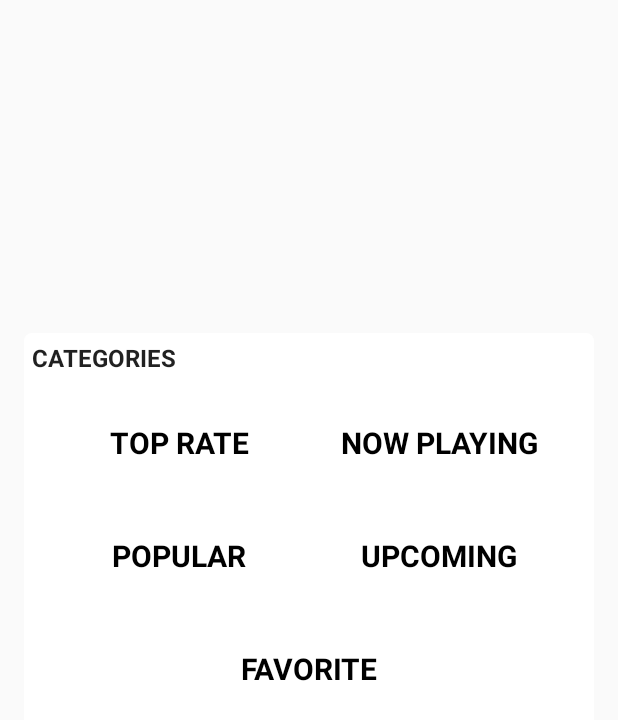
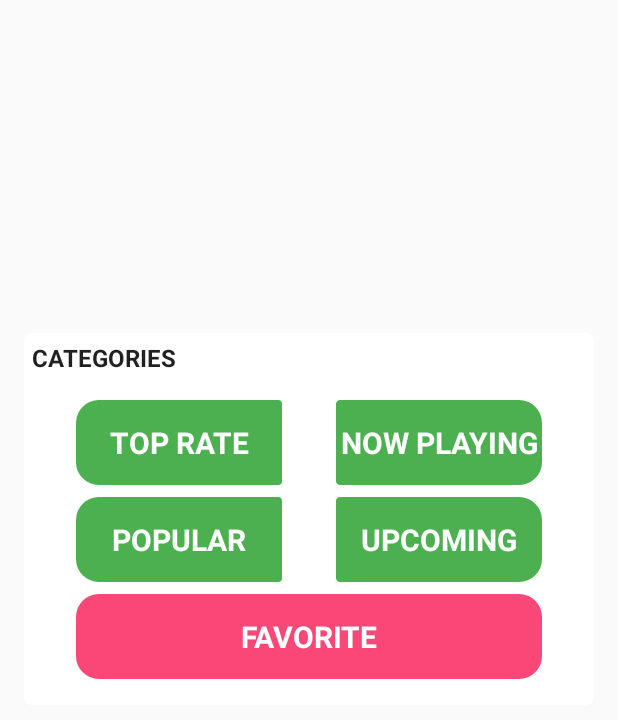
Before and after one commit to awesome-academy/MovieDB_29, an Android app: the layout fragment_top.xml on its own in the app's theme, with its tools: preview values and no code run, on a phone screen of 412 x 824 dp. Shown: the top 720 px of the screen. Run offline under Robolectric (Android 15) with nearby library versions, the phone set to English and light mode, and no system bars.

```diff
--- a/app/src/main/java/com/framgia/vhlee/themoviedb/ui/category/CategoryActivity.java
+++ b/app/src/main/java/com/framgia/vhlee/themoviedb/ui/category/CategoryActivity.java
@@ -79,4 +79,9 @@ public class CategoryActivity extends AppCompatActivity
     public void onMovieClick(Movie movie) {
         startDetailActivity(movie);
     }
+
+    @Override
+    public void onDeleteClick(Movie movie, int position) {
+
+    }
 }
--- a/app/src/main/java/com/framgia/vhlee/themoviedb/ui/home/BottomFragment.java
+++ b/app/src/main/java/com/framgia/vhlee/themoviedb/ui/home/BottomFragment.java
@@ -72,4 +72,9 @@ public class BottomFragment extends Fragment implements HomeNavigator, MovieAdap
     public void onMovieClick(Movie movie) {
         startDetailActivity(movie);
     }
+
+    @Override
+    public void onDeleteClick(Movie movie, int position) {
+        //TODO ignore on this fragment
+    }
 }
--- /dev/null
+++ b/app/src/main/res/drawable/background_large_card.xml
@@ -0,0 +1,8 @@
+<?xml version="1.0" encoding="utf-8"?>
+<shape xmlns:android="http://schemas.android.com/apk/res/android">
+    <solid android:color="@color/color_light_red" />
+    <stroke
+        android:width="@dimen/dp_1"
+        android:color="@color/color_primary" />
+    <corners android:radius="@dimen/dp_16" />
+</shape>
--- /dev/null
+++ b/app/src/main/res/drawable/background_small_card_left.xml
@@ -0,0 +1,11 @@
+<?xml version="1.0" encoding="utf-8"?>
+<shape xmlns:android="http://schemas.android.com/apk/res/android">
+    <solid android:color="@color/color_accent" />
+    <stroke
+        android:width="@dimen/dp_1" android:color="@color/color_primary"/>
+    <corners
+        android:bottomLeftRadius="@dimen/dp_16"
+        android:bottomRightRadius="@dimen/dp_3"
+        android:topLeftRadius="@dimen/dp_16"
+        android:topRightRadius="@dimen/dp_3" />
+</shape>
--- /dev/null
+++ b/app/src/main/res/drawable/background_small_card_right.xml
@@ -0,0 +1,11 @@
+<?xml version="1.0" encoding="utf-8"?>
+<shape xmlns:android="http://schemas.android.com/apk/res/android">
+    <solid android:color="@color/color_accent" />
+    <stroke
+        android:width="@dimen/dp_1" android:color="@color/color_primary"/>
+    <corners
+        android:bottomLeftRadius="@dimen/dp_3"
+        android:bottomRightRadius="@dimen/dp_16"
+        android:topLeftRadius="@dimen/dp_3"
+        android:topRightRadius="@dimen/dp_16" />
+</shape>
--- /dev/null
+++ b/app/src/main/res/drawable/large_card_pressed.xml
@@ -0,0 +1,10 @@
+<?xml version="1.0" encoding="utf-8"?>
+<ripple xmlns:android="http://schemas.android.com/apk/res/android"
+    android:color="@android:color/white">
+    <item
+        android:id="@android:id/mask"
+        android:drawable="@drawable/background_large_card" />
+    <item
+        android:id="@android:id/background"
+        android:drawable="@drawable/background_large_card" />
+</ripple>
--- /dev/null
+++ b/app/src/main/res/drawable/small_card_left_pressed.xml
@@ -0,0 +1,10 @@
+<?xml version="1.0" encoding="utf-8"?>
+<ripple xmlns:android="http://schemas.android.com/apk/res/android"
+    android:color="@android:color/white">
+    <item
+        android:id="@android:id/mask"
+        android:drawable="@drawable/background_small_card_left" />
+    <item
+        android:id="@android:id/background"
+        android:drawable="@drawable/background_small_card_left" />
+</ripple>
--- /dev/null
+++ b/app/src/main/res/drawable/small_card_right_pressed.xml
@@ -0,0 +1,10 @@
+<?xml version="1.0" encoding="utf-8"?>
+<ripple xmlns:android="http://schemas.android.com/apk/res/android"
+    android:color="@android:color/white">
+    <item
+        android:id="@android:id/mask"
+        android:drawable="@drawable/background_small_card_right" />
+    <item
+        android:id="@android:id/background"
+        android:drawable="@drawable/background_small_card_right" />
+</ripple>
--- a/app/src/main/res/layout/fragment_top.xml
+++ b/app/src/main/res/layout/fragment_top.xml
@@ -56,6 +56,7 @@
         <ImageView
             android:layout_width="0dp"
             android:layout_height="0dp"
+            android:background="@drawable/small_card_left_pressed"
             android:onClick="@{(view) -> homeVM.onCategoryClick(view, GenresKey.TOP_RATED, false)}"
             android:scaleType="centerCrop"
             app:layout_constraintBottom_toBottomOf="@id/text_top_rate"
@@ -69,6 +70,7 @@
             android:layout_marginTop="@dimen/dp_16"
             android:layout_marginBottom="@dimen/dp_16"
             android:text="@string/title_top_rate"
+            android:textColor="@android:color/white"
             app:layout_constraintEnd_toStartOf="@id/text_now_playing"
             app:layout_constraintStart_toStartOf="@id/view_categories"
             app:layout_constraintTop_toBottomOf="@id/text_categories" />
@@ -76,6 +78,7 @@
         <ImageView
             android:layout_width="0dp"
             android:layout_height="0dp"
+            android:background="@drawable/small_card_right_pressed"
             android:onClick="@{(view) -> homeVM.onCategoryClick(view, GenresKey.NOW_PLAYING, false)}"
             android:scaleType="centerCrop"
             app:layout_constraintBottom_toBottomOf="@id/text_now_playing"
@@ -86,7 +89,10 @@
         <TextView
             android:id="@+id/text_now_playing"
             style="@style/TextCardView"
+            android:paddingStart="@dimen/dp_3"
+            android:paddingEnd="@dimen/dp_3"
             android:text="@string/title_now_playing"
+            android:textColor="@android:color/white"
             app:layout_constraintBottom_toBottomOf="@id/text_top_rate"
             app:layout_constraintEnd_toEndOf="@id/view_categories"
             app:layout_constraintStart_toEndOf="@id/text_top_rate"
@@ -95,6 +101,7 @@
         <ImageView
             android:layout_width="0dp"
             android:layout_height="0dp"
+            android:background="@drawable/small_card_left_pressed"
             android:onClick="@{(view) -> homeVM.onCategoryClick(view, GenresKey.POPULAR, false)}"
             android:scaleType="centerCrop"
             app:layout_constraintBottom_toBottomOf="@id/text_popular"
@@ -105,9 +112,9 @@
         <TextView
             android:id="@+id/text_popular"
             style="@style/TextCardView"
-            android:layout_marginTop="@dimen/dp_16"
-            android:layout_marginBottom="@dimen/dp_16"
+            android:layout_marginTop="@dimen/dp_5"
             android:text="@string/title_popular"
+            android:textColor="@android:color/white"
             app:layout_constraintEnd_toEndOf="@id/text_top_rate"
             app:layout_constraintStart_toStartOf="@id/text_top_rate"
             app:layout_constraintTop_toBottomOf="@id/text_top_rate" />
@@ -115,6 +122,7 @@
         <ImageView
             android:layout_width="0dp"
             android:layout_height="0dp"
+            android:background="@drawable/small_card_right_pressed"
             android:onClick="@{(view) -> homeVM.onCategoryClick(view, GenresKey.UPCOMING, false)}"
             android:scaleType="centerCrop"
             app:layout_constraintBottom_toBottomOf="@id/text_upcoming"
@@ -126,6 +134,7 @@
             android:id="@+id/text_upcoming"
             style="@style/TextCardView"
             android:text="@string/title_upcoming"
+            android:textColor="@android:color/white"
             app:layout_constraintBottom_toBottomOf="@id/text_popular"
             app:layout_constraintEnd_toEndOf="@id/text_now_playing"
             app:layout_constraintStart_toStartOf="@id/text_now_playing"
@@ -134,7 +143,8 @@
         <ImageView
             android:layout_width="0dp"
             android:layout_height="0dp"
-            android:onClick="@{(view) -> homeVM.onCategoryClick(view, GenresKey.UPCOMING, false)}"
+            android:background="@drawable/large_card_pressed"
+            android:onClick="@{(view) -> homeVM.onFavoriteClick(view)}"
             android:scaleType="centerCrop"
             app:layout_constraintBottom_toBottomOf="@id/text_favorite"
             app:layout_constraintEnd_toEndOf="@id/text_upcoming"
@@ -144,10 +154,10 @@
         <TextView
             android:id="@+id/text_favorite"
             style="@style/TextCardView"
-            android:layout_marginTop="@dimen/dp_16"
+            android:layout_marginTop="@dimen/dp_5"
             android:layout_marginBottom="@dimen/dp_16"
-            android:onClick="@{(view) -> homeVM.onFavoriteClick(view)}"
             android:text="@string/title_favorite"
+            android:textColor="@android:color/white"
             app:layout_constraintBottom_toBottomOf="@id/view_categories"
             app:layout_constraintEnd_toEndOf="@id/text_upcoming"
             app:layout_constraintStart_toStartOf="@id/text_popular"
--- a/app/src/main/res/values/colors.xml
+++ b/app/src/main/res/values/colors.xml
@@ -4,5 +4,6 @@
     <color name="color_primary_dark">#000000</color>
     <color name="color_accent">#4caf50</color>
     <color name="color_black_transparent">#32000000</color>
-    <color name="color_light_grey">#CCCCCC</color>
+    <color name="color_light_grey">#bdbdbd</color>
+    <color name="color_light_red">#f94877</color>
 </resources>
```
Also changed, not shown: app/src/main/java/com/framgia/vhlee/themoviedb/ui/adapter/MovieAdapter.java (+28 -3 lines), app/src/main/java/com/framgia/vhlee/themoviedb/ui/favorite/FavoriteActivity.java (+14 -1 lines), app/src/main/java/com/framgia/vhlee/themoviedb/ui/favorite/FavoriteViewModel.java (+8 -1 lines), app/src/main/res/drawable/ic_delete.xml (added, +11 -0 lines), app/src/main/res/layout/item_movie.xml (+11 -1 lines).
